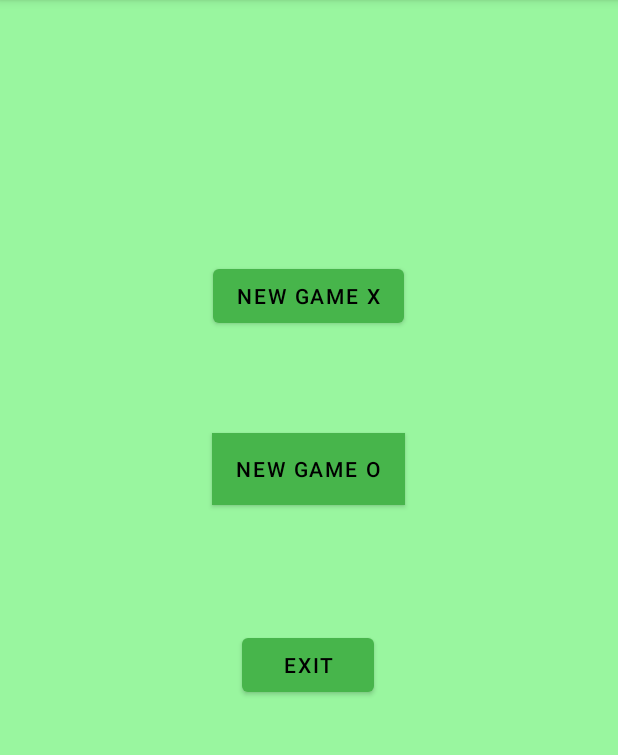
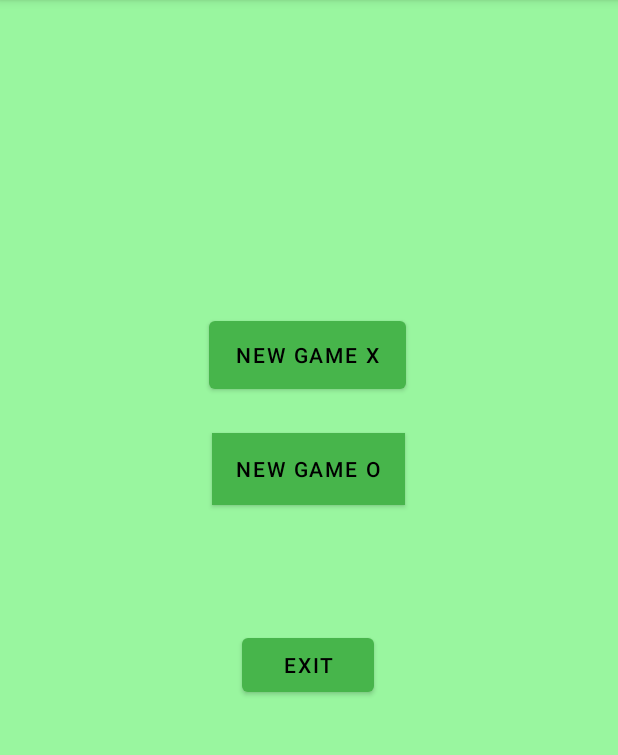
Before and after one commit to binarysmith1719/TicTacToe-Application, an Android app: the screen it shows after launch (MenuBar), on a phone screen of 412 x 824 dp, the part 84-839 px from its top. Run offline under Robolectric (Android 15) with nearby library versions, the phone set to English and light mode, and no system bars.

Commit message:
TicTacToe_App

```diff
--- a/app/src/main/java/com/codezilla/tictactoe/MainActivity.java
+++ b/app/src/main/java/com/codezilla/tictactoe/MainActivity.java
@@ -99,8 +99,10 @@ public class MainActivity extends AppCompatActivity {
        for(int i=0;i<=2;i++)
        {
            row[i]=col[i]=cross[i]=1;
-           for(int j=0;j<=2;j++)
-               mat[i][j]=0;
+           for(int j=0;j<=2;j++) {
+               mat[i][j] = 0;
+               visited[i][j]=0;
+           }
        }
        count=0;
        flip=p;
--- a/app/src/main/res/layout/activity_menu_bar.xml
+++ b/app/src/main/res/layout/activity_menu_bar.xml
@@ -39,16 +39,16 @@
 
     <Button
         android:id="@+id/button4"
-        android:layout_width="wrap_content"
-        android:layout_height="wrap_content"
+        android:layout_width="131dp"
+        android:layout_height="57dp"
         android:onClick="onclick"
         android:tag="1"
         android:text="NEW GAME X"
         android:textColor="#000000"
         app:layout_constraintBottom_toTopOf="@+id/button2"
         app:layout_constraintEnd_toEndOf="parent"
-        app:layout_constraintHorizontal_bias="0.498"
+        app:layout_constraintHorizontal_bias="0.496"
         app:layout_constraintStart_toStartOf="parent"
         app:layout_constraintTop_toTopOf="parent"
-        app:layout_constraintVertical_bias="0.721" />
+        app:layout_constraintVertical_bias="0.898" />
 </androidx.constraintlayout.widget.ConstraintLayout>
```
